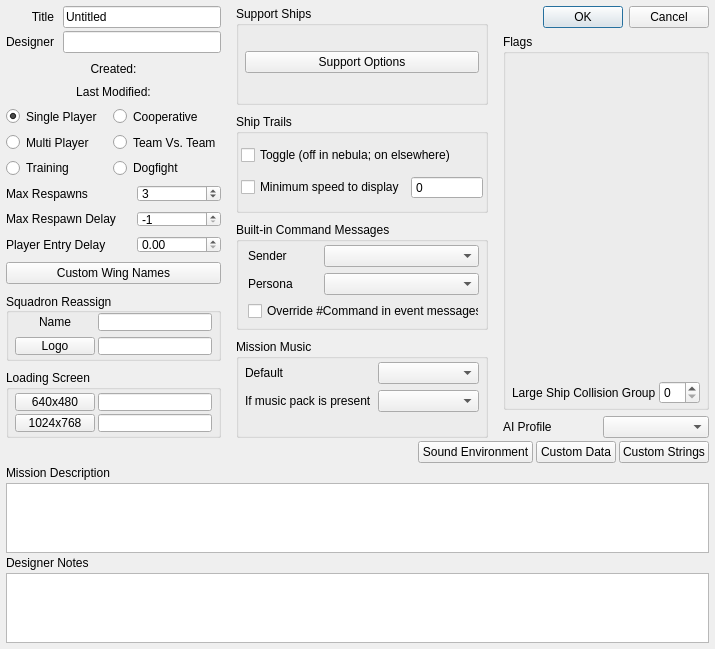
MjnMixael/fs2open.github.com, file qtfred/ui/MissionSpecDialog.ui: the form before one commit.
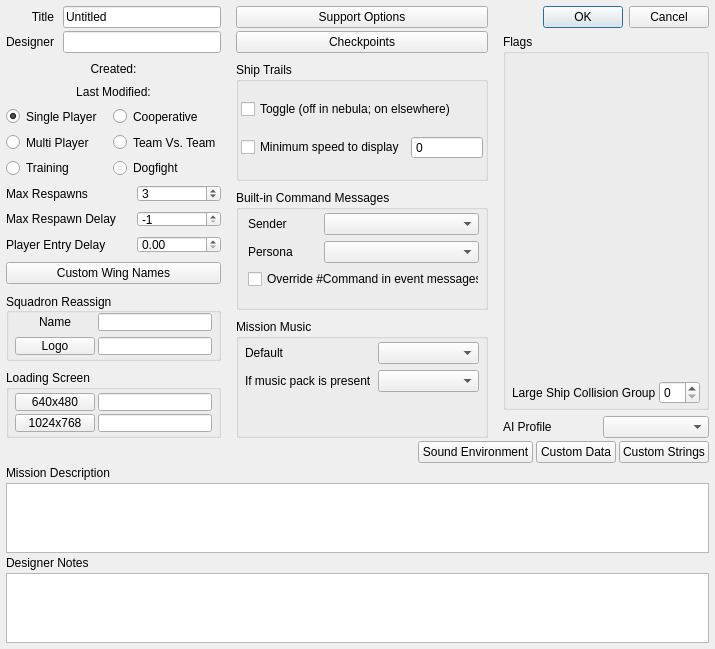
The form after the commit. Custom widgets are drawn as their Qt base class.

Commit message: Add checkpoint mission settings, and store mission flags by name

```diff
--- a/qtfred/ui/MissionSpecDialog.ui
+++ b/qtfred/ui/MissionSpecDialog.ui
@@ -416,26 +416,10 @@
       <number>9</number>
      </property>
      <item>
-      <widget class="QGroupBox" name="supportShipBox">
-       <property name="title">
-        <string>Support Ships</string>
-       </property>
-       <layout class="QVBoxLayout" name="verticalLayout">
+      <layout class="QVBoxLayout" name="subdialogButtonLayout">
         <property name="spacing">
          <number>3</number>
         </property>
-        <property name="leftMargin">
-         <number>6</number>
-        </property>
-        <property name="topMargin">
-         <number>3</number>
-        </property>
-        <property name="rightMargin">
-         <number>6</number>
-        </property>
-        <property name="bottomMargin">
-         <number>6</number>
-        </property>
         <item>
 			<widget class="QPushButton" name="supportRearmOptionsButton">
           <property name="text">
@@ -443,8 +427,14 @@
           </property>
          </widget>
         </item>
-       </layout>
-      </widget>
+       <item>
+        <widget class="QPushButton" name="checkpointOptionsButton">
+         <property name="text">
+          <string>Checkpoints</string>
+         </property>
+        </widget>
+       </item>
+      </layout>
      </item>
      <item>
       <widget class="QGroupBox" name="shipTrailBox">
```
Lines whose indentation alone changed are shown as unchanged. The commit also changes 21 other files.
